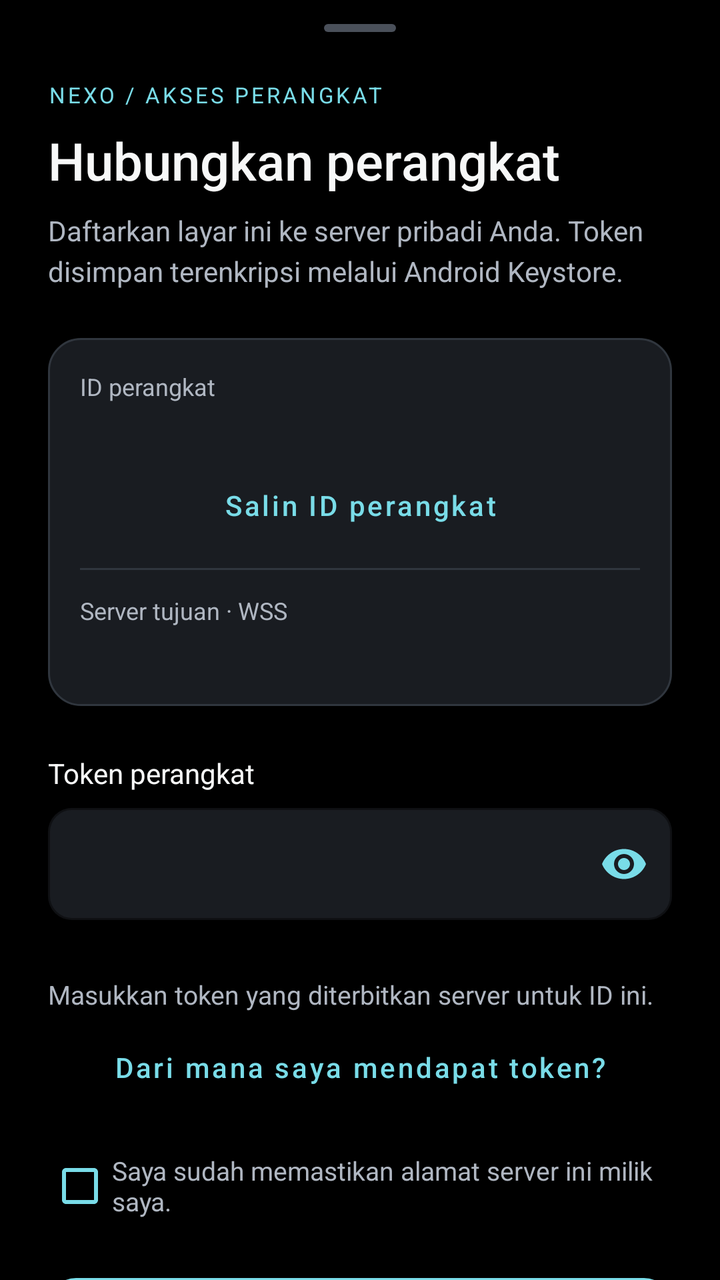
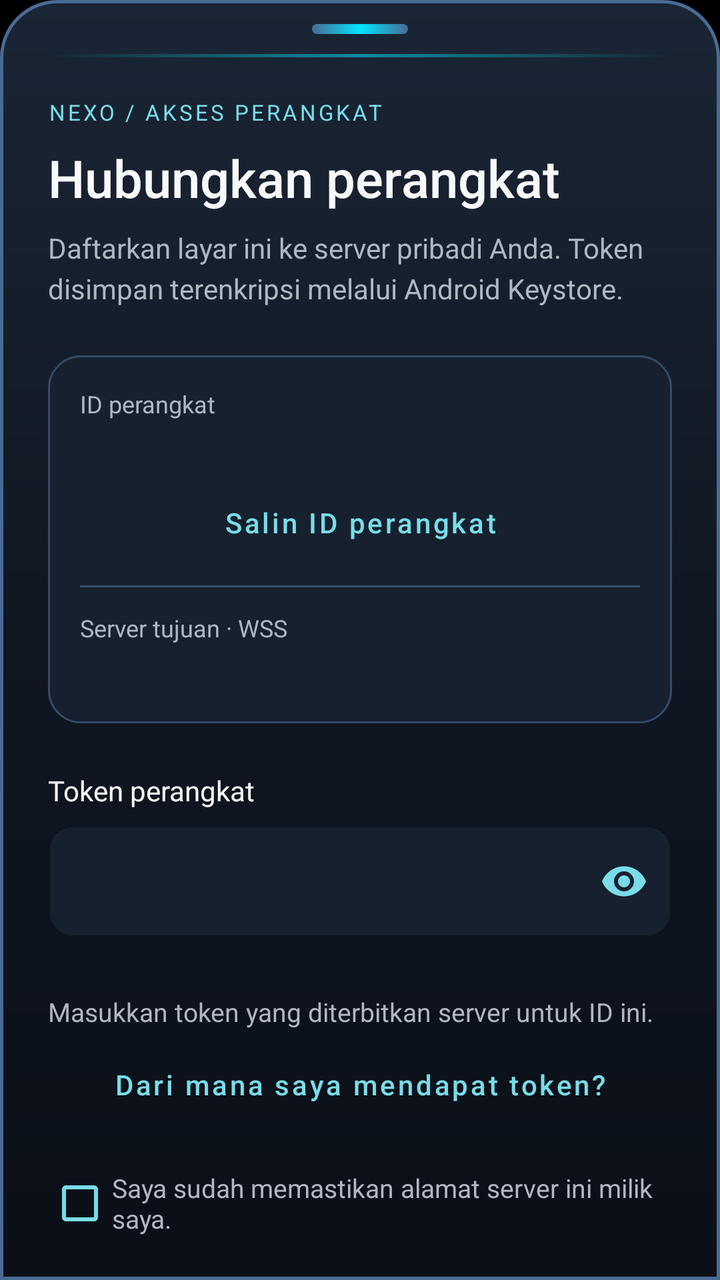

An Android layout rendered at two revisions. The XML below is the earlier revision; the diff shows what the commit changed to produce the second picture.
<!-- AndroidManifest.xml: application theme Theme.NexoAppliance -->
<!-- res/layout/sheet_credential_setup.xml -->
<?xml version="1.0" encoding="utf-8"?>
<androidx.core.widget.NestedScrollView xmlns:android="http://schemas.android.com/apk/res/android"
    xmlns:app="http://schemas.android.com/apk/res-auto"
    android:layout_width="match_parent"
    android:layout_height="match_parent"
    android:fillViewport="true"
    android:clipToPadding="false">

    <LinearLayout
        android:layout_width="match_parent"
        android:layout_height="wrap_content"
        android:orientation="vertical"
        android:paddingStart="24dp"
        android:paddingEnd="24dp"
        android:paddingTop="12dp"
        android:paddingBottom="24dp">
        <View
            android:layout_width="36dp"
            android:layout_height="4dp"
            android:layout_gravity="center_horizontal"
            android:background="@drawable/bg_sheet_handle"
            android:importantForAccessibility="no" />

        <TextView
            android:layout_width="match_parent"
            android:layout_height="wrap_content"
            android:layout_marginTop="24dp"
            android:text="@string/setup_eyebrow"
            android:textSize="11sp"
            android:letterSpacing="0.12"
            android:textColor="@color/setup_accent" />

        <TextView
            android:layout_width="match_parent"
            android:layout_height="wrap_content"
            android:layout_marginTop="8dp"
            android:text="@string/setup_title"
            android:textSize="26sp"
            android:fontFamily="sans-serif-medium"
            android:textColor="@color/setup_text" />

        <TextView
            android:layout_width="match_parent"
            android:layout_height="wrap_content"
            android:layout_marginTop="8dp"
            android:text="@string/setup_description"
            android:textSize="14sp"
            android:lineSpacingExtra="4dp"
            android:textColor="@color/setup_secondary" />

        <LinearLayout
            android:layout_width="match_parent"
            android:layout_height="wrap_content"
            android:layout_marginTop="24dp"
            android:padding="16dp"
            android:orientation="vertical"
            android:background="@drawable/bg_setup_identity">

            <TextView
                android:layout_width="match_parent"
                android:layout_height="wrap_content"
                android:text="@string/setup_device_label"
                android:textSize="12sp"
                android:textColor="@color/setup_secondary" />

            <TextView
                android:id="@+id/setupDeviceId"
                android:layout_width="match_parent"
                android:layout_height="wrap_content"
                android:layout_marginTop="6dp"
                android:fontFamily="monospace"
                android:textSize="13sp"
                android:textColor="@color/setup_text"
                android:textIsSelectable="true" />

            <com.google.android.material.button.MaterialButton
                android:id="@+id/setupCopyId"
                style="@style/Widget.MaterialComponents.Button.TextButton"
                android:layout_width="match_parent"
                android:layout_height="wrap_content"
                android:minHeight="48dp"
                android:text="@string/setup_copy_id"
                android:textAllCaps="false"
                android:singleLine="false"
                android:ellipsize="none"
                android:paddingTop="12dp"
                android:paddingBottom="12dp"
                android:textColor="@color/setup_accent" />

            <View
                android:layout_width="match_parent"
                android:layout_height="1dp"
                android:layout_marginTop="4dp"
                android:background="@color/setup_border" />

            <TextView
                android:layout_width="match_parent"
                android:layout_height="wrap_content"
                android:layout_marginTop="12dp"
                android:text="@string/setup_server_label"
                android:textSize="12sp"
                android:textColor="@color/setup_secondary" />

            <TextView
                android:id="@+id/setupOrigin"
                android:layout_width="match_parent"
                android:layout_height="wrap_content"
                android:layout_marginTop="6dp"
                android:fontFamily="monospace"
                android:textSize="13sp"
                android:textColor="@color/setup_text" />
        </LinearLayout>

        
        <TextView
            android:id="@+id/setupTokenLabel"
            android:layout_width="match_parent"
            android:layout_height="wrap_content"
            android:layout_marginTop="24dp"
            android:labelFor="@id/setupToken"
            android:text="@string/setup_token_label"
            android:textColor="@color/setup_text"
            android:textSize="14sp" />

        <com.google.android.material.textfield.TextInputLayout
            android:id="@+id/setupTokenLayout"
            style="@style/Widget.MaterialComponents.TextInputLayout.OutlinedBox"
            android:layout_width="match_parent"
            android:layout_height="wrap_content"
            android:layout_marginTop="8dp"
            app:hintEnabled="false"
            app:endIconMode="password_toggle"
            app:endIconTint="@color/setup_accent"
            app:boxBackgroundColor="@color/setup_surface"
            app:boxCornerRadiusTopStart="12dp"
            app:boxCornerRadiusTopEnd="12dp"
            app:boxCornerRadiusBottomStart="12dp"
            app:boxCornerRadiusBottomEnd="12dp"
            app:boxStrokeColor="@color/setup_accent"
            app:hintTextColor="@color/setup_secondary"
            app:errorEnabled="true">

            <com.google.android.material.textfield.TextInputEditText
                android:id="@+id/setupToken"
                android:layout_width="match_parent"
                android:layout_height="wrap_content"
                android:minHeight="56dp"
                android:inputType="textPassword|textNoSuggestions"
                android:singleLine="true"
                android:maxLength="128"
                android:saveEnabled="false"
                android:importantForAutofill="noExcludeDescendants"
                android:imeOptions="actionDone|flagNoPersonalizedLearning"
                android:textColor="@color/setup_text"
                android:textSize="16sp" />
        </com.google.android.material.textfield.TextInputLayout>

        <TextView
            android:id="@+id/setupTokenHelper"
            android:layout_width="match_parent"
            android:layout_height="wrap_content"
            android:layout_marginTop="8dp"
            android:text="@string/setup_token_helper"
            android:textColor="@color/setup_secondary"
            android:textSize="13sp" />

        <com.google.android.material.button.MaterialButton
            android:id="@+id/setupHelp"
            style="@style/Widget.MaterialComponents.Button.TextButton"
            android:layout_width="match_parent"
            android:layout_height="wrap_content"
            android:minHeight="48dp"
            android:text="@string/setup_help_title"
            android:textAllCaps="false"
            android:singleLine="false"
            android:ellipsize="none"
            android:paddingTop="12dp"
            android:paddingBottom="12dp"
            android:textColor="@color/setup_accent" />

        <TextView
            android:id="@+id/setupHelpBody"
            android:layout_width="match_parent"
            android:layout_height="wrap_content"
            android:padding="12dp"
            android:visibility="gone"
            android:text="@string/setup_help_body"
            android:textSize="13sp"
            android:lineSpacingExtra="4dp"
            android:textColor="@color/setup_secondary"
            android:accessibilityLiveRegion="polite" />

        <CheckBox
            android:id="@+id/setupTrustOrigin"
            android:layout_width="match_parent"
            android:layout_height="wrap_content"
            android:layout_marginTop="8dp"
            android:minHeight="48dp"
            android:text="@string/setup_trust_origin"
            android:textColor="@color/setup_secondary"
            android:textSize="13sp"
            android:buttonTint="@color/setup_accent" />

        <com.google.android.material.button.MaterialButton
            android:id="@+id/setupSave"
            android:layout_width="match_parent"
            android:layout_height="wrap_content"
            android:minHeight="56dp"
            android:layout_marginTop="16dp"
            android:text="@string/setup_save"
            android:textAllCaps="false"
            android:singleLine="false"
            android:ellipsize="none"
            android:paddingTop="12dp"
            android:paddingBottom="12dp"
            android:textSize="15sp"
            android:textColor="@color/bg_black"
            app:backgroundTint="@color/setup_accent"
            app:cornerRadius="14dp" />

        <LinearLayout
            android:layout_width="match_parent"
            android:layout_height="wrap_content"
            android:layout_marginTop="8dp"
            android:orientation="vertical">
            <com.google.android.material.button.MaterialButton
                android:id="@+id/setupCancel"
                style="@style/Widget.MaterialComponents.Button.TextButton"
                android:layout_width="match_parent"
                android:layout_height="wrap_content"
                android:minHeight="48dp"
                android:visibility="gone"
                android:text="@string/setup_cancel"
                android:textAllCaps="false"
                android:singleLine="false"
                android:ellipsize="none"
                android:paddingTop="12dp"
                android:paddingBottom="12dp"
                android:textColor="@color/setup_secondary" />
            <com.google.android.material.button.MaterialButton
                android:id="@+id/setupReset"
                style="@style/Widget.MaterialComponents.Button.TextButton"
                android:layout_width="match_parent"
                android:layout_height="wrap_content"
                android:minHeight="48dp"
                android:text="@string/setup_reset"
                android:textAllCaps="false"
                android:singleLine="false"
                android:ellipsize="none"
                android:paddingTop="12dp"
                android:paddingBottom="12dp"
                android:textColor="@color/setup_danger" />
        </LinearLayout>

        <View
            android:layout_width="match_parent"
            android:layout_height="1dp"
            android:layout_marginTop="20dp"
            android:layout_marginBottom="16dp"
            android:background="@color/setup_border" />

        <LinearLayout
            android:layout_width="match_parent"
            android:layout_height="wrap_content"
            android:orientation="vertical"
            android:gravity="center_horizontal">

            <com.google.android.material.button.MaterialButton
                android:id="@+id/setupSupportButton"
                android:layout_width="match_parent"
                android:layout_height="wrap_content"
                android:minHeight="48dp"
                android:text="@string/setup_support_nexo"
                android:textAllCaps="false"
                android:textSize="14sp"
                android:fontFamily="sans-serif-medium"
                android:textColor="@color/coffee_text"
                app:backgroundTint="@color/coffee_yellow"
                app:cornerRadius="12dp"
                app:rippleColor="#33000000" />

            <TextView
                android:id="@+id/setupAppVersion"
                android:layout_width="match_parent"
                android:layout_height="wrap_content"
                android:layout_marginTop="12dp"
                android:gravity="center"
                android:textSize="12sp"
                android:fontFamily="sans-serif"
                android:textColor="@color/setup_secondary"
                android:text="@string/setup_app_version" />
        </LinearLayout>
    </LinearLayout>
</androidx.core.widget.NestedScrollView>
<!-- resources referenced by this layout -->
<resources>
  <color name="bg_black">#000000</color>
  <color name="coffee_text">#000000</color>
  <color name="coffee_yellow">#FFDD00</color>
  <color name="setup_accent">#79DCE8</color>
  <color name="setup_border">#30363E</color>
  <color name="setup_danger">#FFB4AB</color>
  <color name="setup_secondary">#B0B7C2</color>
  <color name="setup_surface">#191C21</color>
  <color name="setup_text">#F7F8F8</color>
  <!-- drawable bg_setup_identity (drawable) -->
  <shape xmlns:android="http://schemas.android.com/apk/res/android"><solid android:color="@color/setup_surface"/><corners android:radius="16dp"/><stroke android:width="1dp" android:color="@color/setup_border"/></shape>
  <!-- drawable bg_sheet_handle (drawable) -->
  <shape xmlns:android="http://schemas.android.com/apk/res/android"><solid android:color="#4A505A"/><corners android:radius="2dp"/></shape>
  <string name="setup_app_version">Nexo v%1$s • Berkarya dengan hati @ 2026</string>
  <string name="setup_cancel">Nanti saja</string>
  <string name="setup_copy_id">Salin ID perangkat</string>
  <string name="setup_description">Daftarkan layar ini ke server pribadi Anda. Token disimpan terenkripsi melalui Android Keystore.</string>
  <string name="setup_device_label">ID perangkat</string>
  <string name="setup_eyebrow">NEXO / AKSES PERANGKAT</string>
  <string name="setup_help_body">1. Salin ID perangkat ini dan kirim kepada pengelola server.\n2. Pengelola menerbitkan token khusus untuk ID dan server di atas melalui provisioning CLI.\n3. Ambil token dari file penyerahan privat, lalu masukkan di sini.\n\nToken bukan API key Firebase dan tidak tersedia di Remote Config. Jangan kirim token ke chat atau log. Panduan pengelola: docs/DEVICE_AUTH.md.</string>
  <string name="setup_help_title">Dari mana saya mendapat token?</string>
  <string name="setup_reset">Hapus token lokal</string>
  <string name="setup_save">Simpan dan hubungkan</string>
  <string name="setup_server_label">Server tujuan · WSS</string>
  <string name="setup_support_nexo">☕ Buy me a coffee | Support Nexo</string>
  <string name="setup_title">Hubungkan perangkat</string>
  <string name="setup_token_helper">Masukkan token yang diterbitkan server untuk ID ini.</string>
  <string name="setup_token_label">Token perangkat</string>
  <string name="setup_trust_origin">Saya sudah memastikan alamat server ini milik saya.</string>
  <style name="Theme.NexoAppliance" parent="Theme.MaterialComponents.DayNight.NoActionBar">
          <item name="android:windowBackground">@color/bg_black</item>
          <item name="android:statusBarColor">@color/bg_black</item>
          <item name="android:navigationBarColor">@color/bg_black</item>
      </style>
</resources>

<!-- the commit's change to res/layout/sheet_credential_setup.xml (unified diff, before → after) -->
@@ -4,6 +4,7 @@
     android:layout_width="match_parent"
     android:layout_height="match_parent"
     android:fillViewport="true"
+    android:background="@drawable/bg_bottom_sheet_modal"
     android:clipToPadding="false">
 
     <LinearLayout
@@ -15,16 +16,23 @@
         android:paddingTop="12dp"
         android:paddingBottom="24dp">
         <View
-            android:layout_width="36dp"
-            android:layout_height="4dp"
+            android:layout_width="48dp"
+            android:layout_height="5dp"
             android:layout_gravity="center_horizontal"
             android:background="@drawable/bg_sheet_handle"
             android:importantForAccessibility="no" />
 
-        <TextView
-            android:layout_width="match_parent"
-            android:layout_height="wrap_content"
-            android:layout_marginTop="24dp"
+        <View
+            android:layout_width="match_parent"
+            android:layout_height="1.5dp"
+            android:layout_marginTop="10dp"
+            android:background="@drawable/bg_sheet_top_rim"
+            android:importantForAccessibility="no" />
+
+        <TextView
+            android:layout_width="match_parent"
+            android:layout_height="wrap_content"
+            android:layout_marginTop="20dp"
             android:text="@string/setup_eyebrow"
             android:textSize="11sp"
             android:letterSpacing="0.12"
<!-- resource entries referenced after the edit -->
@@ -4,15 +4,55 @@
   <color name="coffee_text">#000000</color>
   <color name="coffee_yellow">#FFDD00</color>
   <color name="setup_accent">#79DCE8</color>
-  <color name="setup_border">#30363E</color>
+  <color name="setup_border">#354B68</color>
   <color name="setup_danger">#FFB4AB</color>
   <color name="setup_secondary">#B0B7C2</color>
-  <color name="setup_surface">#191C21</color>
+  <color name="setup_surface">#16202E</color>
   <color name="setup_text">#F7F8F8</color>
+  <!-- drawable bg_bottom_sheet_modal (drawable) -->
+  <?xml version="1.0" encoding="utf-8"?>
+  <shape xmlns:android="http://schemas.android.com/apk/res/android"
+      android:shape="rectangle">
+      <corners
+          android:topLeftRadius="28dp"
+          android:topRightRadius="28dp"
+          android:bottomLeftRadius="0dp"
+          android:bottomRightRadius="0dp" />
+      <gradient
+          android:type="linear"
+          android:angle="270"
+          android:startColor="#1A2535"
+          android:centerColor="#101722"
+          android:endColor="#0A0F17" />
+      <stroke
+          android:width="1.5dp"
+          android:color="#4A6A94" />
+  </shape>
   <!-- drawable bg_setup_identity (drawable) -->
   <shape xmlns:android="http://schemas.android.com/apk/res/android"><solid android:color="@color/setup_surface"/><corners android:radius="16dp"/><stroke android:width="1dp" android:color="@color/setup_border"/></shape>
   <!-- drawable bg_sheet_handle (drawable) -->
-  <shape xmlns:android="http://schemas.android.com/apk/res/android"><solid android:color="#4A505A"/><corners android:radius="2dp"/></shape>
+  <?xml version="1.0" encoding="utf-8"?>
+  <shape xmlns:android="http://schemas.android.com/apk/res/android"
+      android:shape="rectangle">
+      <corners android:radius="3dp" />
+      <gradient
+          android:type="linear"
+          android:angle="0"
+          android:startColor="#4A6A94"
+          android:centerColor="#00E5FF"
+          android:endColor="#4A6A94" />
+  </shape>
+  <!-- drawable bg_sheet_top_rim (drawable) -->
+  <?xml version="1.0" encoding="utf-8"?>
+  <shape xmlns:android="http://schemas.android.com/apk/res/android"
+      android:shape="rectangle">
+      <gradient
+          android:type="linear"
+          android:angle="0"
+          android:startColor="#003A5373"
+          android:centerColor="#8800E5FF"
+          android:endColor="#003A5373" />
+  </shape>
   <string name="setup_app_version">Nexo v%1$s • Berkarya dengan hati @ 2026</string>
   <string name="setup_cancel">Nanti saja</string>
   <string name="setup_copy_id">Salin ID perangkat</string>
